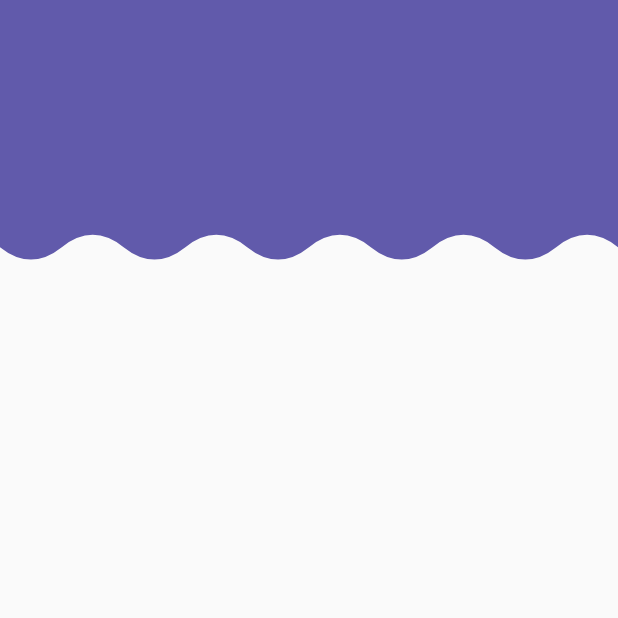
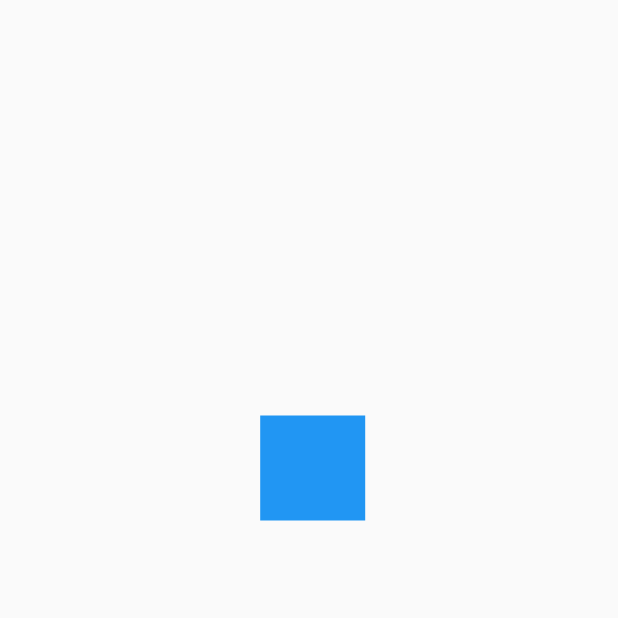
Before and after one commit to LuisPulenta/disenos_app, a Flutter app: the screen it shows after launch, on a phone screen of 412 x 824 dp, the top half of it. Run offline on Flutter 3.47's test engine with Material 2 defaults, Android fonts, the phone set to English and light mode, and no system bars.

Commit message:
Video 40

```diff
--- a/lib/main.dart
+++ b/lib/main.dart
@@ -1,4 +1,6 @@
+import 'package:disenos_app/src/pages/animaciones_page.dart';
 import 'package:disenos_app/src/pages/headers_page.dart';
+import 'package:disenos_app/src/retos/cuadrado_animado_page.dart';
 import 'package:flutter/material.dart';
 
 void main() => runApp(MyApp());
@@ -9,7 +11,7 @@ class MyApp extends StatelessWidget {
     return MaterialApp(
       debugShowCheckedModeBanner: false,
       title: 'Diseños App',
-      home: HeadersPage(),
+      home: CuadradoAnimadoPage(),
     );
   }
 }
--- /dev/null
+++ b/lib/src/retos/cuadrado_animado_page.dart
@@ -0,0 +1,108 @@
+import 'package:flutter/material.dart';
+
+class CuadradoAnimadoPage extends StatelessWidget {
+  CuadradoAnimadoPage({Key? key}) : super(key: key);
+
+  @override
+  Widget build(BuildContext context) {
+    return Scaffold(
+      //appBar: AppBar(title: Text('CuadradoAnimadoPage')),
+      body: Center(
+        child: CuadradoAnimado(),
+      ),
+    );
+  }
+}
+
+class CuadradoAnimado extends StatefulWidget {
+  const CuadradoAnimado({
+    Key? key,
+  }) : super(key: key);
+
+  @override
+  State<CuadradoAnimado> createState() => _CuadradoAnimadoState();
+}
+
+class _CuadradoAnimadoState extends State<CuadradoAnimado>
+    with SingleTickerProviderStateMixin {
+  late AnimationController controller;
+  //animaciones
+  late Animation<double> moverDerecha;
+  late Animation<double> moverArriba;
+  late Animation<double> moverIzquierda;
+  late Animation<double> moverAbajo;
+
+  @override
+  void initState() {
+    controller = AnimationController(
+      vsync: this,
+      duration: Duration(milliseconds: 4500),
+    );
+
+    moverDerecha = Tween(begin: 0.0, end: 100.0).animate(CurvedAnimation(
+        parent: controller, curve: Interval(0, 0.25, curve: Curves.bounceOut)));
+    super.initState();
+
+    moverArriba = Tween(begin: 0.0, end: -100.0).animate(CurvedAnimation(
+        parent: controller,
+        curve: Interval(0.25, 0.5, curve: Curves.bounceOut)));
+    super.initState();
+
+    moverIzquierda = Tween(begin: 0.0, end: -100.0).animate(CurvedAnimation(
+        parent: controller,
+        curve: Interval(0.5, 0.75, curve: Curves.bounceOut)));
+    super.initState();
+
+    moverAbajo = Tween(begin: 0.0, end: 100.0).animate(CurvedAnimation(
+        parent: controller,
+        curve: Interval(0.75, 1.0, curve: Curves.bounceOut)));
+
+    controller.addListener(() {
+      if (controller.status == AnimationStatus.completed) {
+        controller.repeat();
+        //controller.reverse();
+        //controller.reset();
+      }
+      // else if (controller.status == AnimationStatus.dismissed) {
+      //   controller.forward();
+      // };
+    });
+
+    super.initState();
+  }
+
+  @override
+  void dispose() {
+    controller.dispose();
+    super.dispose();
+  }
+
+  @override
+  Widget build(BuildContext context) {
+    //Play
+    controller.forward();
+
+    return AnimatedBuilder(
+      animation: controller,
+      child: _Rectangulo(),
+      builder: (BuildContext context, Widget? childRectangulo) {
+        return Transform.translate(
+          offset: Offset(moverDerecha.value + moverIzquierda.value,
+              moverArriba.value + moverAbajo.value),
+          child: childRectangulo,
+        );
+      },
+    );
+  }
+}
+
+class _Rectangulo extends StatelessWidget {
+  @override
+  Widget build(BuildContext context) {
+    return Container(
+      width: 70,
+      height: 70,
+      decoration: BoxDecoration(color: Colors.blue),
+    );
+  }
+}
```
Also changed, not shown: lib/src/pages/animaciones_page.dart (added, +122 -0 lines).
